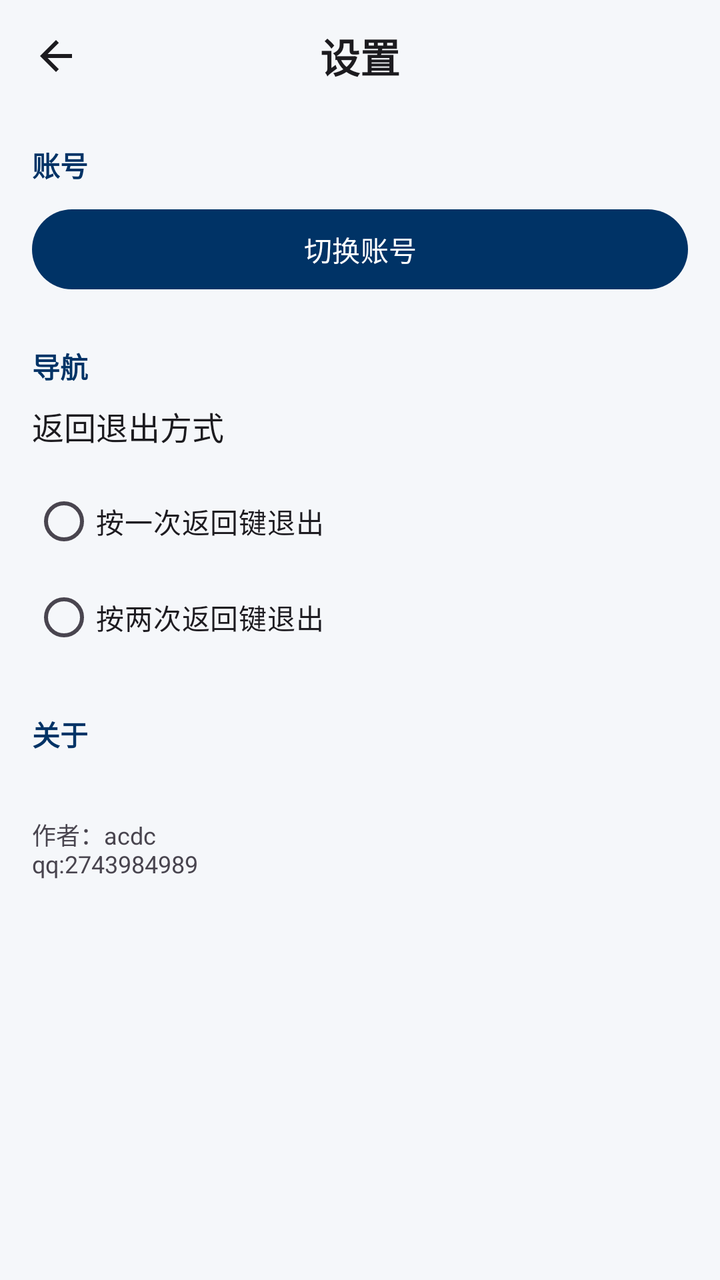
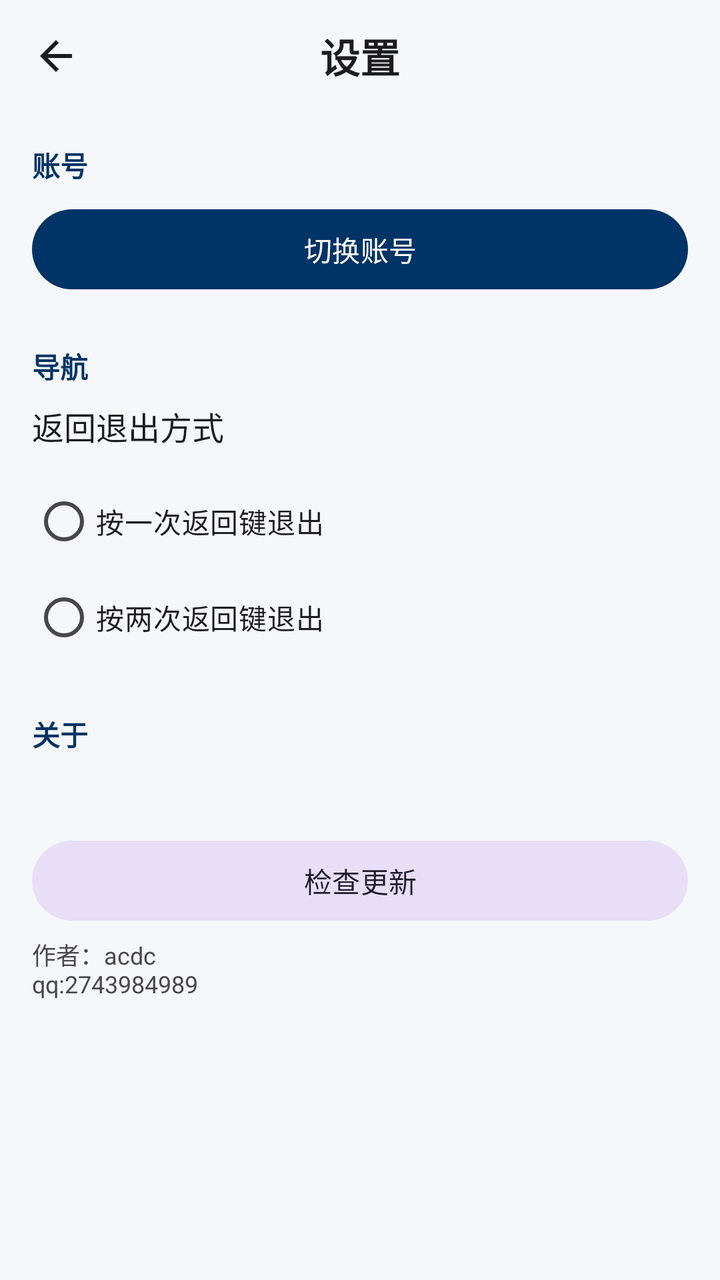

Two renders of the same Android screen: before a commit and after it. Below are the layout's source before the change and the commit's diff.
<!-- AndroidManifest.xml: application theme Theme.Ecode -->
<!-- res/layout/activity_settings.xml -->
<?xml version="1.0" encoding="utf-8"?>
<LinearLayout
    xmlns:android="http://schemas.android.com/apk/res/android"
    xmlns:app="http://schemas.android.com/apk/res-auto"
    android:layout_width="match_parent"
    android:layout_height="match_parent"
    android:background="@color/md_theme_background"
    android:orientation="vertical">

    <LinearLayout
        android:layout_width="match_parent"
        android:layout_height="56dp"
        android:gravity="center_vertical"
        android:orientation="horizontal"
        android:paddingHorizontal="4dp">

        <ImageButton
            android:id="@+id/btnBack"
            android:layout_width="48dp"
            android:layout_height="48dp"
            android:background="?attr/selectableItemBackgroundBorderless"
            android:contentDescription="返回"
            android:src="@drawable/ic_arrow_back"
            android:tint="@color/md_theme_on_surface" />

        <TextView
            android:layout_width="0dp"
            android:layout_height="wrap_content"
            android:layout_weight="1"
            android:gravity="center"
            android:text="@string/settings_title"
            android:textColor="@color/md_theme_on_surface"
            android:textSize="20sp"
            android:textStyle="bold" />

        <View
            android:layout_width="48dp"
            android:layout_height="48dp" />
    </LinearLayout>

    <ScrollView
        android:layout_width="match_parent"
        android:layout_height="match_parent"
        android:padding="16dp">

        <LinearLayout
            android:layout_width="match_parent"
            android:layout_height="wrap_content"
            android:orientation="vertical">

            
            <TextView
                android:layout_width="wrap_content"
                android:layout_height="wrap_content"
                android:layout_marginBottom="8dp"
                android:text="@string/settings_account_section"
                android:textColor="@color/md_theme_primary"
                android:textSize="14sp"
                android:textStyle="bold" />

            <com.google.android.material.button.MaterialButton
                android:id="@+id/btnSwitchAccount"
                style="@style/Widget.Material3.Button"
                android:layout_width="match_parent"
                android:layout_height="wrap_content"
                android:layout_marginBottom="24dp"
                android:text="@string/settings_switch_account" />

            
            <TextView
                android:layout_width="wrap_content"
                android:layout_height="wrap_content"
                android:layout_marginBottom="8dp"
                android:text="@string/settings_navigation_section"
                android:textColor="@color/md_theme_primary"
                android:textSize="14sp"
                android:textStyle="bold" />

            <TextView
                android:layout_width="wrap_content"
                android:layout_height="wrap_content"
                android:layout_marginBottom="12dp"
                android:text="@string/settings_back_mode"
                android:textColor="@color/md_theme_on_surface"
                android:textSize="16sp" />

            <RadioGroup
                android:id="@+id/radioGroupBackMode"
                android:layout_width="match_parent"
                android:layout_height="wrap_content"
                android:layout_marginBottom="24dp"
                android:orientation="vertical">

                <com.google.android.material.radiobutton.MaterialRadioButton
                    android:id="@+id/radioSingle"
                    android:layout_width="match_parent"
                    android:layout_height="wrap_content"
                    android:text="@string/settings_back_single" />

                <com.google.android.material.radiobutton.MaterialRadioButton
                    android:id="@+id/radioDouble"
                    android:layout_width="match_parent"
                    android:layout_height="wrap_content"
                    android:text="@string/settings_back_double" />
            </RadioGroup>

            
            <TextView
                android:layout_width="wrap_content"
                android:layout_height="wrap_content"
                android:layout_marginBottom="8dp"
                android:text="@string/settings_about_section"
                android:textColor="@color/md_theme_primary"
                android:textSize="14sp"
                android:textStyle="bold" />

            <TextView
                android:id="@+id/tvVersion"
                android:layout_width="match_parent"
                android:layout_height="wrap_content"
                android:textColor="@color/md_theme_on_surface_variant"
                android:textSize="14sp" />

            <TextView
                android:layout_width="match_parent"
                android:layout_height="wrap_content"
                android:layout_marginTop="4dp"
                android:layout_marginBottom="24dp"
                android:text="@string/settings_credit"
                android:textColor="@color/md_theme_on_surface_variant"
                android:textSize="12sp" />

        </LinearLayout>
    </ScrollView>
</LinearLayout>
<!-- resources referenced by this layout -->
<resources>
  <color name="md_theme_background">#F5F7FA</color>
  <color name="md_theme_on_surface">#1C1B1F</color>
  <color name="md_theme_on_surface_variant">#49454F</color>
  <color name="md_theme_primary">#003366</color>
  <!-- drawable ic_arrow_back (drawable) -->
  <?xml version="1.0" encoding="utf-8"?>
  <vector xmlns:android="http://schemas.android.com/apk/res/android"
      android:width="24dp"
      android:height="24dp"
      android:viewportWidth="24"
      android:viewportHeight="24">
      <path
          android:fillColor="#FF000000"
          android:pathData="M20,11H7.83l5.59,-5.59L12,4l-8,8 8,8 1.41,-1.41L7.83,13H20v-2z" />
  </vector>
  <string name="settings_about_section">关于</string>
  <string name="settings_account_section">账号</string>
  <string name="settings_back_double">按两次返回键退出</string>
  <string name="settings_back_mode">返回退出方式</string>
  <string name="settings_back_single">按一次返回键退出</string>
  <string name="settings_credit">作者：acdc \nqq:2743984989</string>
  <string name="settings_navigation_section">导航</string>
  <string name="settings_switch_account">切换账号</string>
  <string name="settings_title">设置</string>
  <style name="Theme.Ecode" parent="Theme.Material3.DayNight.NoActionBar">
          <item name="colorPrimary">@color/md_theme_primary</item>
          <item name="colorOnPrimary">@color/md_theme_on_primary</item>
          <item name="colorPrimaryContainer">@color/md_theme_primary_container</item>
          <item name="colorOnPrimaryContainer">@color/md_theme_on_primary_container</item>
          <item name="colorSecondary">@color/md_theme_secondary</item>
          <item name="colorOnSecondary">@color/md_theme_on_secondary</item>
          <item name="android:colorBackground">@color/md_theme_background</item>
          <item name="colorOnBackground">@color/md_theme_on_background</item>
          <item name="colorSurface">@color/md_theme_surface</item>
          <item name="colorOnSurface">@color/md_theme_on_surface</item>
          <item name="colorOnSurfaceVariant">@color/md_theme_on_surface_variant</item>
          <item name="colorOutline">@color/md_theme_outline</item>
      </style>
  <color name="md_theme_on_primary">#FFFFFF</color>
  <color name="md_theme_primary_container">#D6E4F0</color>
  <color name="md_theme_on_primary_container">#001D36</color>
  <color name="md_theme_secondary">#535F70</color>
  <color name="md_theme_on_secondary">#FFFFFF</color>
  <color name="md_theme_on_background">#1C1B1F</color>
  <color name="md_theme_surface">#FFFFFF</color>
  <color name="md_theme_outline">#CAC4D0</color>
</resources>

<!-- the commit's change to res/layout/activity_settings.xml (unified diff, before → after) -->
@@ -121,6 +121,59 @@
                 android:textColor="@color/md_theme_on_surface_variant"
                 android:textSize="14sp" />
 
+            
+            <com.google.android.material.button.MaterialButton
+                android:id="@+id/btnCheckUpdate"
+                style="@style/Widget.Material3.Button.TonalButton"
+                android:layout_width="match_parent"
+                android:layout_height="wrap_content"
+                android:layout_marginTop="12dp"
+                android:text="@string/settings_check_update" />
+
+            <TextView
+                android:id="@+id/tvUpdateStatus"
+                android:layout_width="match_parent"
+                android:layout_height="wrap_content"
+                android:layout_marginTop="8dp"
+                android:textColor="@color/md_theme_on_surface"
+                android:textSize="14sp"
+                android:visibility="gone" />
+
+            <TextView
+                android:id="@+id/tvChangelog"
+                android:layout_width="match_parent"
+                android:layout_height="wrap_content"
+                android:layout_marginTop="4dp"
+                android:lineSpacingExtra="2dp"
+                android:textColor="@color/md_theme_on_surface_variant"
+                android:textSize="13sp"
+                android:visibility="gone" />
+
+            <ProgressBar
+                android:id="@+id/progressDownload"
+                style="?android:attr/progressBarStyleHorizontal"
+                android:layout_width="match_parent"
+                android:layout_height="wrap_content"
+                android:layout_marginTop="12dp"
+                android:max="100"
+                android:visibility="gone" />
+
+            <TextView
+                android:id="@+id/tvProgress"
+                android:layout_width="match_parent"
+                android:layout_height="wrap_content"
+                android:layout_marginTop="4dp"
+                android:textColor="@color/md_theme_on_surface_variant"
+                android:textSize="13sp"
+                android:visibility="gone" />
+
+            <com.google.android.material.button.MaterialButton
+                android:id="@+id/btnUpdateAction"
+                android:layout_width="match_parent"
+                android:layout_height="wrap_content"
+                android:layout_marginTop="8dp"
+                android:visibility="gone" />
+
             <TextView
                 android:layout_width="match_parent"
                 android:layout_height="wrap_content"
<!-- resource entries referenced after the edit -->
@@ -20,6 +20,7 @@
   <string name="settings_back_double">按两次返回键退出</string>
   <string name="settings_back_mode">返回退出方式</string>
   <string name="settings_back_single">按一次返回键退出</string>
+  <string name="settings_check_update">检查更新</string>
   <string name="settings_credit">作者：acdc \nqq:2743984989</string>
   <string name="settings_navigation_section">导航</string>
   <string name="settings_switch_account">切换账号</string>
